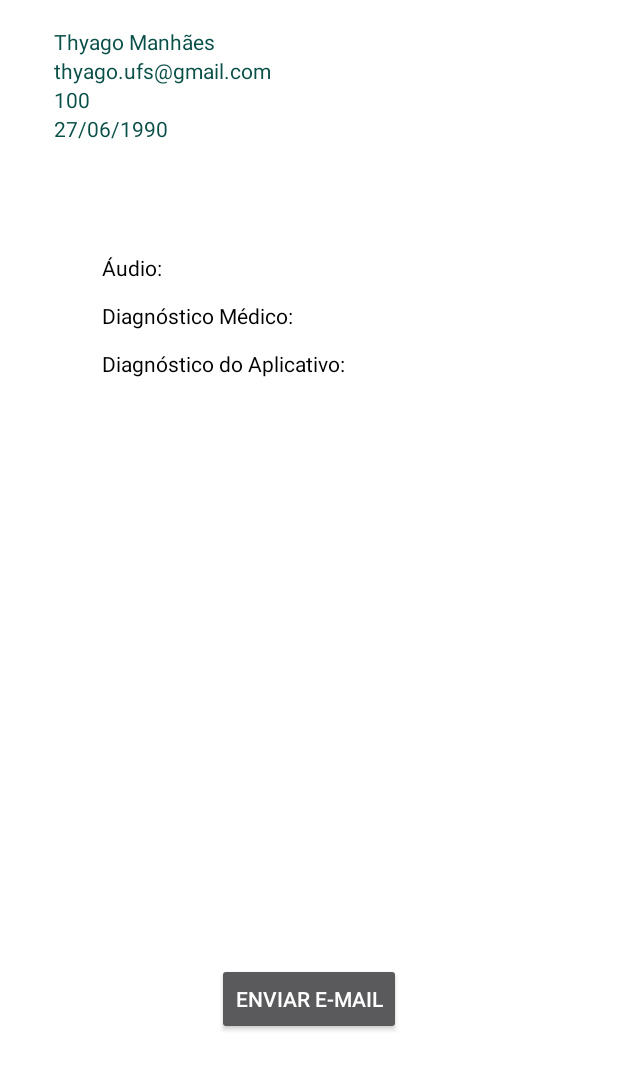
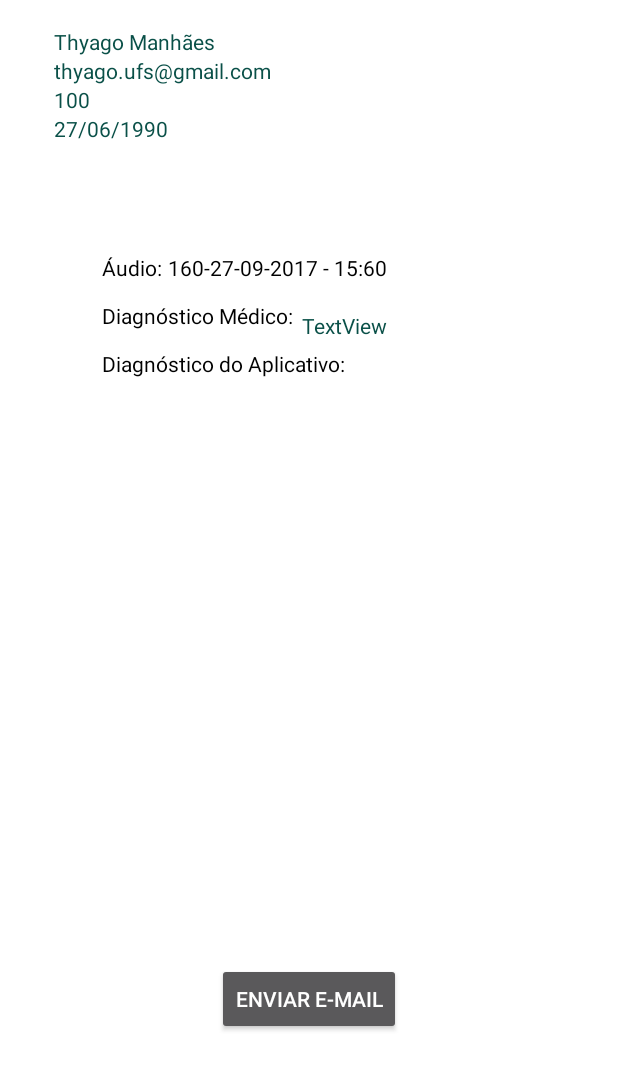
Before and after one commit to thyagomanhaes/tcc2, an Android app: the layout activity_enviar_email.xml on its own in the app's theme, with its tools: preview values and no code run, on a phone screen of 412 x 824 dp. Shown: the top 1070 px of the screen. Run offline under Robolectric (Android 15) with nearby library versions, the phone set to English and light mode, and no system bars.

Commit message:
commit projeto final -v54 -12.09.2017

```diff
--- a/app/build.gradle
+++ b/app/build.gradle
@@ -35,6 +35,12 @@ dependencies {
     compile 'com.android.support:design:25.3.1'
     compile 'com.android.support:support-v4:25.3.1'
     compile 'com.github.bumptech.glide:glide:3.5.2'
+    compile 'com.jjoe64:graphview:4.2.1'
     testCompile 'junit:junit:4.12'
+
+
+
+
+
 }
 apply plugin: 'com.google.gms.google-services'
--- a/app/src/main/java/br/com/whatsappandroid/com/cursoandroid/whatsapp/activity/activity/activity/activity/GravacaoActivity.java
+++ b/app/src/main/java/br/com/whatsappandroid/com/cursoandroid/whatsapp/activity/activity/activity/activity/GravacaoActivity.java
@@ -262,6 +262,9 @@ public class GravacaoActivity extends AppCompatActivity {
             @Override
             public void onClick(View v) {
                 Intent intent = new Intent(GravacaoActivity.this,EnviarEmailActivity.class);
+                intent.putExtra("nomeAudio", nomeGravacao);
+                intent.putExtra("textoAnotacao", textoAnotacao.getText().toString());
+                intent.putExtra("emailPaciente", emailPaciente.toString());
                 startActivity( intent );
 
             }
--- a/app/src/main/java/br/com/whatsappandroid/com/cursoandroid/whatsapp/activity/activity/activity/activity/VoiceRecorderActivity.java
+++ b/app/src/main/java/br/com/whatsappandroid/com/cursoandroid/whatsapp/activity/activity/activity/activity/VoiceRecorderActivity.java
@@ -253,7 +253,7 @@ public class VoiceRecorderActivity extends AppCompatActivity {
                 amplitudes.add(amplitudeCalculada);
                 visualizer.addAmplitude(amplitudeCalculada);
                 visualizer.invalidate();
-                handler.postDelayed(this, 100);
+                handler.postDelayed(this, 60);
             }
         }
     };
@@ -292,6 +292,8 @@ public class VoiceRecorderActivity extends AppCompatActivity {
 
             audioTrack.setPlaybackRate(SAMPLE_RATE);
             audioTrack.play();
+
+            Log.d("BUFFER SIZE = ",String.valueOf(BUFFER_SIZE));
 
             recordingThread = new Thread(new Runnable() {
                 @Override
--- a/app/src/main/res/layout/activity_enviar_email.xml
+++ b/app/src/main/res/layout/activity_enviar_email.xml
@@ -17,6 +17,16 @@
         android:layout_marginTop="67dp"
         android:layout_below="@+id/textView4"
         android:layout_alignStart="@+id/textView4" />
+
+    <TextView
+        android:layout_width="wrap_content"
+        android:layout_height="wrap_content"
+        android:id="@+id/txtNomeAudio"
+        android:textColor="#000"
+        android:text="160-27-09-2017 - 15:60"
+        android:layout_alignBaseline="@+id/checkBoxAudio"
+        android:layout_alignBottom="@+id/checkBoxAudio"
+        android:layout_toEndOf="@+id/textView4" />
 
     <CheckBox
         android:id="@+id/checkBoxBPM"
@@ -79,11 +89,20 @@
         android:layout_alignStart="@+id/textView6" />
 
     <Button
-        android:id="@+id/button2"
+        android:id="@+id/btEnviarEmail"
         android:layout_width="wrap_content"
         android:layout_height="wrap_content"
         android:layout_alignParentBottom="true"
         android:layout_centerHorizontal="true"
         android:layout_marginBottom="134dp"
         android:text="Enviar E-mail" />
+
+    <TextView
+        android:id="@+id/txtAnotacao"
+        android:layout_width="wrap_content"
+        android:layout_height="wrap_content"
+        android:layout_above="@+id/checkBoxBPM"
+        android:layout_alignEnd="@+id/txtNomeAudio"
+        android:textColor="@color/colorPrimaryDark"
+        android:text="TextView" />
 </RelativeLayout>
```
Also changed, not shown: app/src/main/java/br/com/whatsappandroid/com/cursoandroid/whatsapp/activity/activity/activity/activity/EnviarEmailActivity.java (+56 -0 lines).
